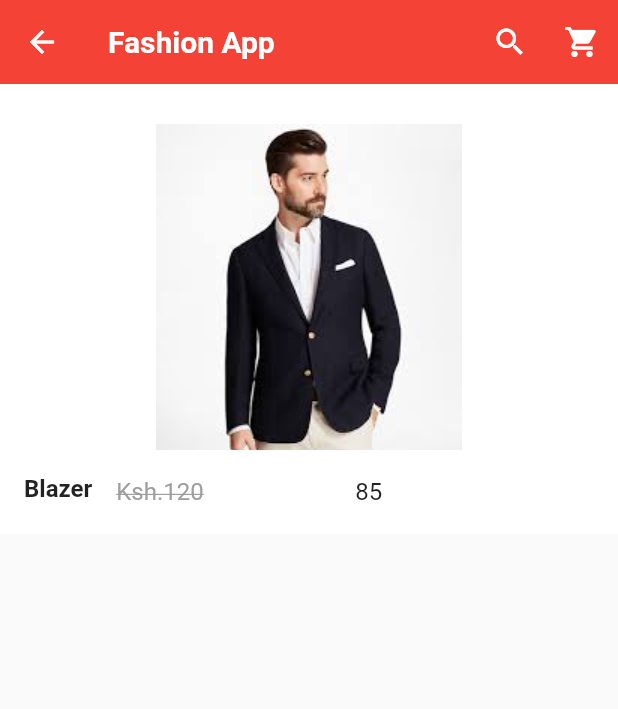
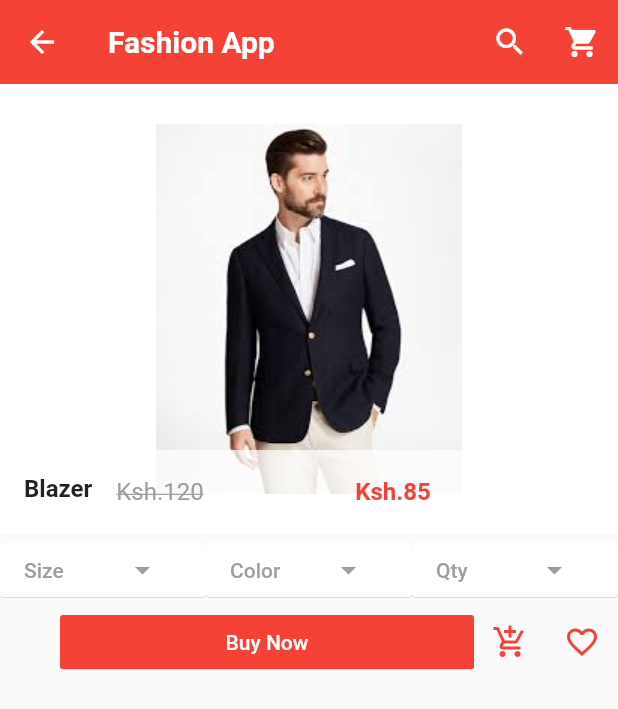
Before and after one commit to HillaryKiprono/flutter_ecommerce_shop, a Flutter app: the screen it shows after launch, after a tap on "Blazer", on a phone screen of 412 x 824 dp. Shown: the top 709 px of the screen. Run offline on Flutter 3.47's test engine with Material 2 defaults, Android fonts, the light colour scheme and no system bars; our stand-ins replace carousel_pro; network calls fail.

Commit message:
productsdetails

```diff
--- a/lib/pages/products_details.dart
+++ b/lib/pages/products_details.dart
@@ -64,7 +64,7 @@ class _ProductDetailsState extends State<ProductDetails> {
                 child: Image.asset(widget.product_detail_picture),
 
               ),
-            footer: Container(color: Colors.white,
+            footer: Container(color: Colors.white70,
             child: ListTile(
               leading: Text(
                   widget.product_detail_name,
@@ -85,7 +85,13 @@ class _ProductDetailsState extends State<ProductDetails> {
                     ),
                   ),
                   Expanded(
-                    child: Text(widget.product_detail_new_price),
+                    child: Text(
+                        "Ksh.${widget.product_detail_new_price}",
+                      style: TextStyle(
+                        fontWeight: FontWeight.bold,
+                        color: Colors.red
+                      ),
+                    ),
                   ),
                 ],
               ),
@@ -94,6 +100,112 @@ class _ProductDetailsState extends State<ProductDetails> {
             ),
           ),
 
+          //=================the first Buttons========
+
+          Row(
+            children: [
+              // ========the Size Button=====
+              Expanded(
+                child: MaterialButton(
+                  onPressed: (){},
+                  color: Colors.white,
+                  textColor: Colors.grey,
+                  elevation: 0.2,
+                  child: Row(
+                    children: [
+                      Expanded(
+                          child: Text(
+                            "Size"
+                          ),
+                      ),
+
+                      Expanded(
+                        child: Icon(Icons.arrow_drop_down)
+                      ),
+                    ],
+                  ),
+                ),
+              ),
+              Expanded(
+                child: MaterialButton(
+                  onPressed: (){},
+                  color: Colors.white,
+                  textColor: Colors.grey,
+                  elevation: 0.2,
+                  child: Row(
+                    children: [
+                      Expanded(
+                        child: Text(
+                            "Color"
+                        ),
+                      ),
+
+                      Expanded(
+                          child: Icon(Icons.arrow_drop_down)
+                      ),
+                    ],
+                  ),
+                ),
+              ),
+
+
+              Expanded(
+                child: MaterialButton(
+                  onPressed: (){},
+                  color: Colors.white,
+                  textColor: Colors.grey,
+                  elevation: 0.2,
+                  child: Row(
+                    children: [
+                      Expanded(
+                        child: Text(
+                            "Qty"
+                        ),
+                      ),
+
+                      Expanded(
+                          child: Icon(Icons.arrow_drop_down)
+                      ),
+                    ],
+                  ),
+                ),
+              ),
+
+            ],
+          ),
+
+          Row(
+            children: [
+              // ========the Size Button=====
+              Expanded(
+                child: Container(
+                  margin: EdgeInsets.only(left: 40),
+                  child: MaterialButton(
+                    onPressed: (){},
+                    color: Colors.red,
+                    textColor: Colors.white,
+                    elevation: 0.2,
+                    child: Text("Buy Now")
+                  ),
+                ),
+              ),
+              IconButton(
+                  onPressed: (){},
+                  icon: Icon(Icons.add_shopping_cart),color: Colors.red,
+              ),
+
+              IconButton(
+                  onPressed: (){},
+                  icon: Icon(Icons.favorite_border,color: Colors.red,)
+              )
+
+
+            ],
+          ),
+
+
+
+
         ],
       ),
 
```
